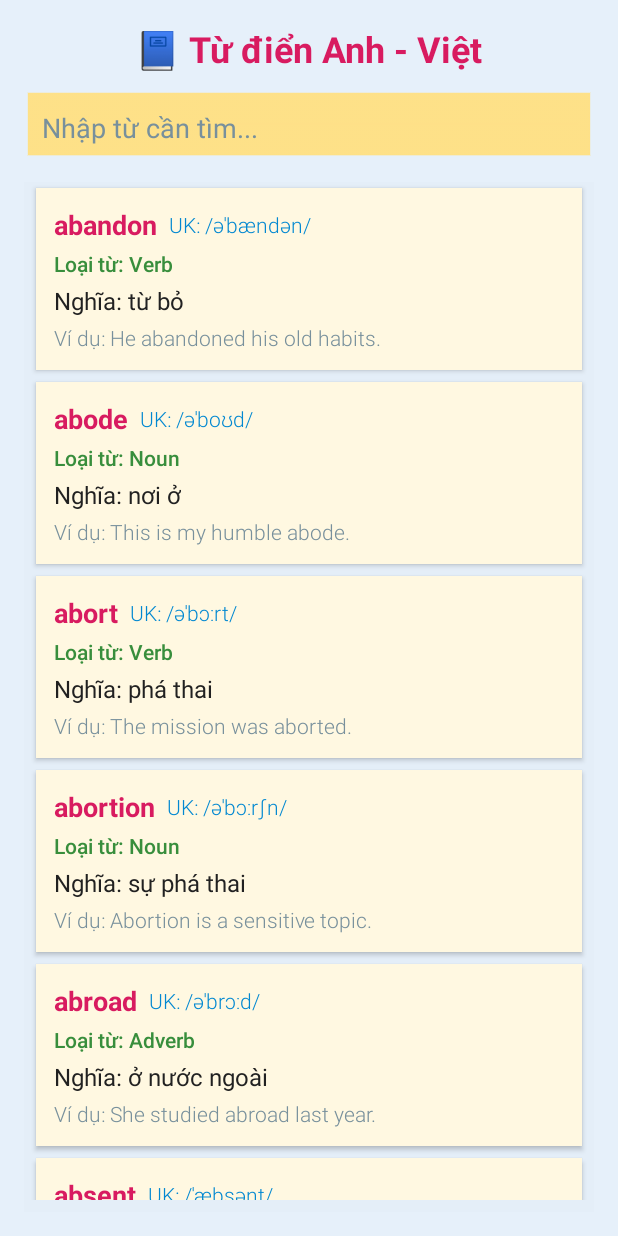
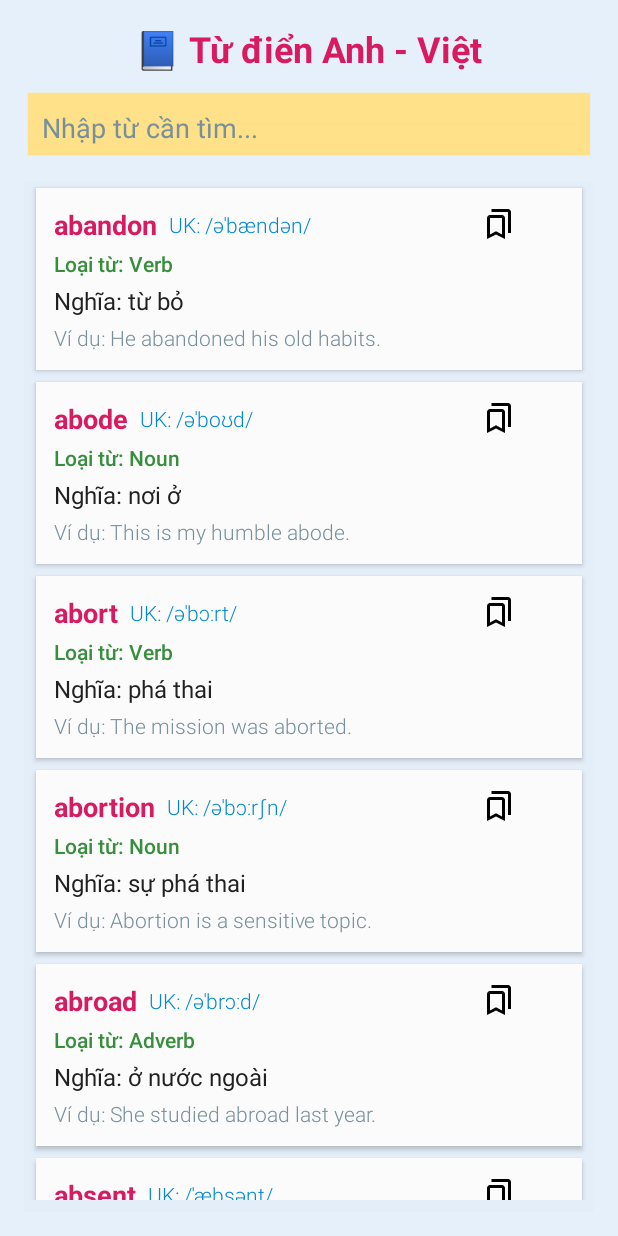
Before and after one commit to hahoang1111/ProjectFinal_Gr03_App, an Android app: the DictionaryA_V screen opened directly, with no data from a screen before it, on a phone screen of 412 x 824 dp. Run offline under Robolectric (Android 15) with nearby library versions, the phone set to English and light mode, and no system bars.

Commit message:
update favorite word

```diff
--- a/app/src/main/java/com/example/projectfinal_gr03_app/dictionary/VocabularyAdapter.java
+++ b/app/src/main/java/com/example/projectfinal_gr03_app/dictionary/VocabularyAdapter.java
@@ -5,6 +5,7 @@ import android.content.Intent;
 import android.view.LayoutInflater;
 import android.view.View;
 import android.view.ViewGroup;
+import android.widget.ImageView;
 import android.widget.TextView;
 
 import androidx.recyclerview.widget.RecyclerView;
@@ -12,16 +13,26 @@ import androidx.recyclerview.widget.RecyclerView;
 import com.example.projectfinal_gr03_app.R;
 
 import java.util.ArrayList;
+import java.util.HashMap;
+import java.util.HashSet;
 import java.util.List;
+import java.util.Map;
 
 public class VocabularyAdapter extends RecyclerView.Adapter<VocabularyAdapter.WordViewHolder> {
 
     private final List<Vocabulary_Dic> vocabularyList;
     private final List<Vocabulary_Dic> filteredList;
+    private final HashSet<String> favoriteWords = new HashSet<>();
+    private final Map<String, Integer> originalPositionMap = new HashMap<>();
 
     public VocabularyAdapter(List<Vocabulary_Dic> wordList) {
         this.vocabularyList = wordList;
         this.filteredList = new ArrayList<>(wordList);
+
+        // Lưu vị trí gốc của từng từ
+        for (int i = 0; i < wordList.size(); i++) {
+            originalPositionMap.put(wordList.get(i).getEnglishWord(), i);
+        }
     }
 
     @Override
@@ -36,7 +47,6 @@ public class VocabularyAdapter extends RecyclerView.Adapter<VocabularyAdapter.Wo
         Vocabulary_Dic vocab = filteredList.get(position);
         Context context = holder.itemView.getContext();
 
-        // Set dữ liệu cho item
         holder.tvEnglishWord.setText(nonNull(vocab.getEnglishWord()));
         holder.tvPhonetic.setText("UK: " + nonNull(vocab.getPhoneticUK()));
         holder.tvPartOfSpeech.setText("Loại từ: " + nonNull(vocab.getPartOfSpeech()));
@@ -52,7 +62,35 @@ public class VocabularyAdapter extends RecyclerView.Adapter<VocabularyAdapter.Wo
         holder.tvVietnameseMeaning.setText("Nghĩa: " + firstMeaning);
         holder.tvExample.setText("Ví dụ: " + firstExample);
 
-        // Khi click vào item, mở VocabDetailActivity và truyền vocab (Serializable)
+        boolean isFavorite = favoriteWords.contains(vocab.getEnglishWord());
+        holder.btnBookmark.setImageResource(
+                isFavorite ? R.drawable.outline_bookmark_remove_24 : R.drawable.outline_bookmarks_24
+        );
+
+        holder.btnBookmark.setOnClickListener(v -> {
+            String wordKey = vocab.getEnglishWord();
+            if (favoriteWords.contains(wordKey)) {
+                favoriteWords.remove(wordKey);
+
+                // Xóa khỏi filteredList
+                filteredList.remove(vocab);
+
+                // Tìm vị trí gốc để thêm lại
+                int originalIndex = originalPositionMap.getOrDefault(wordKey, filteredList.size());
+                if (originalIndex >= filteredList.size()) {
+                    filteredList.add(vocab);
+                } else {
+                    filteredList.add(originalIndex, vocab);
+                }
+
+            } else {
+                favoriteWords.add(wordKey);
+                filteredList.remove(vocab);
+                filteredList.add(0, vocab); // đưa lên đầu
+            }
+            notifyDataSetChanged();
+        });
+
         holder.itemView.setOnClickListener(v -> {
             Vocabulary_Dic safeVocab = ensureNonNullLists(vocab);
             Intent intent = new Intent(context, VocabDetailActivity.class);
@@ -79,23 +117,17 @@ public class VocabularyAdapter extends RecyclerView.Adapter<VocabularyAdapter.Wo
                 }
             }
         }
+
+        // Di chuyển từ yêu thích lên đầu
+        filteredList.sort((a, b) -> {
+            boolean aFav = favoriteWords.contains(a.getEnglishWord());
+            boolean bFav = favoriteWords.contains(b.getEnglishWord());
+            return Boolean.compare(!aFav, !bFav);
+        });
+
         notifyDataSetChanged();
     }
 
-    public static class WordViewHolder extends RecyclerView.ViewHolder {
-        TextView tvEnglishWord, tvPhonetic, tvPartOfSpeech, tvVietnameseMeaning, tvExample;
-
-        public WordViewHolder(View itemView) {
-            super(itemView);
-            tvEnglishWord = itemView.findViewById(R.id.tvEnglishWord);
-            tvPhonetic = itemView.findViewById(R.id.tvPhonetic);
-            tvPartOfSpeech = itemView.findViewById(R.id.tvPartOfSpeech);
-            tvVietnameseMeaning = itemView.findViewById(R.id.tvVietnameseMeaning);
-            tvExample = itemView.findViewById(R.id.tvExample);
-        }
-    }
-
-    // Helper method: đảm bảo list không null trước khi gửi qua Intent
     private Vocabulary_Dic ensureNonNullLists(Vocabulary_Dic vocab) {
         if (vocab.getVietnameseMeanings() == null) vocab.setVietnameseMeanings(new ArrayList<>());
         if (vocab.getExamples() == null) vocab.setExamples(new ArrayList<>());
@@ -107,4 +139,19 @@ public class VocabularyAdapter extends RecyclerView.Adapter<VocabularyAdapter.Wo
     private String nonNull(String input) {
         return input != null ? input : "";
     }
+
+    public static class WordViewHolder extends RecyclerView.ViewHolder {
+        TextView tvEnglishWord, tvPhonetic, tvPartOfSpeech, tvVietnameseMeaning, tvExample;
+        ImageView btnBookmark;
+
+        public WordViewHolder(View itemView) {
+            super(itemView);
+            tvEnglishWord = itemView.findViewById(R.id.tvEnglishWord);
+            tvPhonetic = itemView.findViewById(R.id.tvPhonetic);
+            tvPartOfSpeech = itemView.findViewById(R.id.tvPartOfSpeech);
+            tvVietnameseMeaning = itemView.findViewById(R.id.tvVietnameseMeaning);
+            tvExample = itemView.findViewById(R.id.tvExample);
+            btnBookmark = itemView.findViewById(R.id.btnBookmark);
+        }
+    }
 }
--- /dev/null
+++ b/app/src/main/res/drawable/outline_bookmark_remove_24.xml
@@ -0,0 +1,5 @@
+<vector xmlns:android="http://schemas.android.com/apk/res/android" android:height="12dp" android:tint="#000000" android:viewportHeight="960" android:viewportWidth="960" android:width="12dp">
+
+    <path android:fillColor="@android:color/white" android:pathData="M840,280L600,280L600,200L840,200L840,280ZM200,840L200,200Q200,167 223.5,143.5Q247,120 280,120L520,120Q520,143 520,160Q520,177 520,200L280,200Q280,200 280,200Q280,200 280,200L280,718L480,632L680,718L680,440Q703,440 720,440Q737,440 760,440L760,840L480,720L200,840ZM280,200L280,200Q280,200 280,200Q280,200 280,200L520,200Q520,200 520,200Q520,200 520,200Q520,200 520,200Q520,200 520,200L520,200L480,200L280,200Z"/>
+
+</vector>
--- /dev/null
+++ b/app/src/main/res/drawable/outline_bookmarks_24.xml
@@ -0,0 +1,5 @@
+<vector xmlns:android="http://schemas.android.com/apk/res/android" android:height="12dp" android:tint="#000000" android:viewportHeight="960" android:viewportWidth="960" android:width="12dp">
+
+    <path android:fillColor="@android:color/white" android:pathData="M160,880L160,320Q160,287 183.5,263.5Q207,240 240,240L560,240Q593,240 616.5,263.5Q640,287 640,320L640,880L400,760L160,880ZM240,759L400,673L560,759L560,320Q560,320 560,320Q560,320 560,320L240,320Q240,320 240,320Q240,320 240,320L240,759ZM720,720L720,160Q720,160 720,160Q720,160 720,160L280,160L280,80L720,80Q753,80 776.5,103.5Q800,127 800,160L800,720L720,720ZM240,320L240,320Q240,320 240,320Q240,320 240,320L560,320Q560,320 560,320Q560,320 560,320L560,320L400,320L240,320Z"/>
+
+</vector>
--- a/app/src/main/res/layout/item_vocabulary.xml
+++ b/app/src/main/res/layout/item_vocabulary.xml
@@ -2,18 +2,25 @@
 <LinearLayout xmlns:android="http://schemas.android.com/apk/res/android"
     android:layout_width="match_parent"
     android:layout_height="wrap_content"
-    android:background="#FFFFFF"
+    android:background="#FBFBFB"
     android:orientation="vertical"
     android:padding="12dp"
     android:layout_marginHorizontal="8dp"
     android:layout_marginVertical="4dp"
-    android:elevation="2dp"
-    android:backgroundTint="#FFF8E1">
+    android:elevation="2dp">
 
-    <!-- Từ tiếng Anh và Phát âm -->
+    <!-- Từ tiếng Anh và Phát âm + Lưu -->
     <LinearLayout
         android:layout_width="match_parent"
         android:layout_height="wrap_content"
+        android:orientation="horizontal"
+        android:gravity="center_vertical"
+        android:weightSum="1">
+
+        <LinearLayout
+            android:layout_width="0dp"
+            android:layout_height="wrap_content"
+            android:layout_weight="0.9"
             android:orientation="horizontal"
             android:gravity="center_vertical">
 
@@ -35,7 +42,16 @@
                 android:textColor="#0288D1"
                 android:textSize="14sp"
                 android:fontFamily="sans-serif-light" />
+        </LinearLayout>
 
+        <ImageView
+            android:id="@+id/btnBookmark"
+            android:layout_width="24dp"
+            android:layout_height="24dp"
+            android:layout_gravity="center_vertical"
+            android:layout_marginStart="4dp"
+            android:src="@drawable/outline_bookmarks_24"
+            android:contentDescription="Bookmark icon" />
     </LinearLayout>
 
     <!-- Loại từ -->
```
Also changed, not shown: 1 other file. Lines whose indentation alone changed are shown as unchanged.
